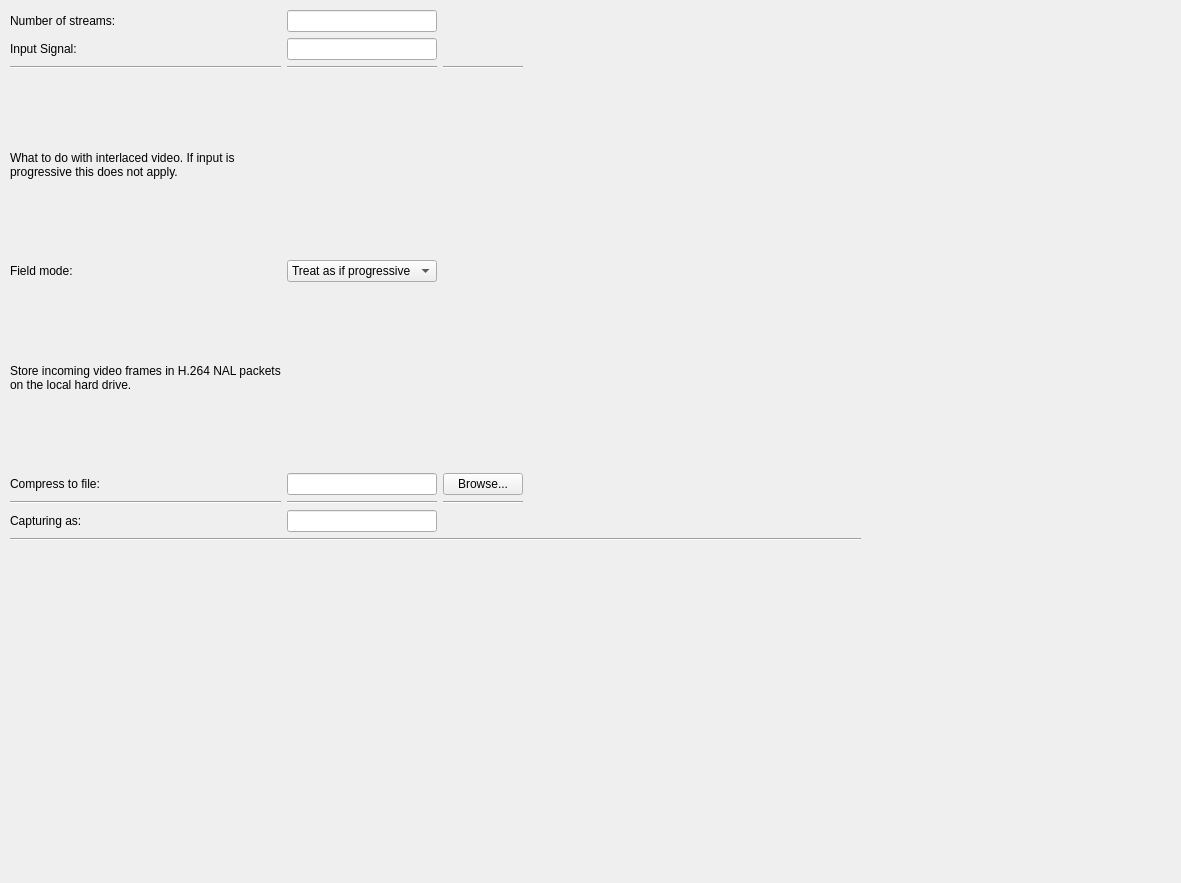
Above: Code/Gui/MITK/Modules/niftkNVidiaGui/ToolsGui/QmitkIGINVidiaDataSourceGui.ui from NifTK/NifTK before the change. Below: the same form after it.
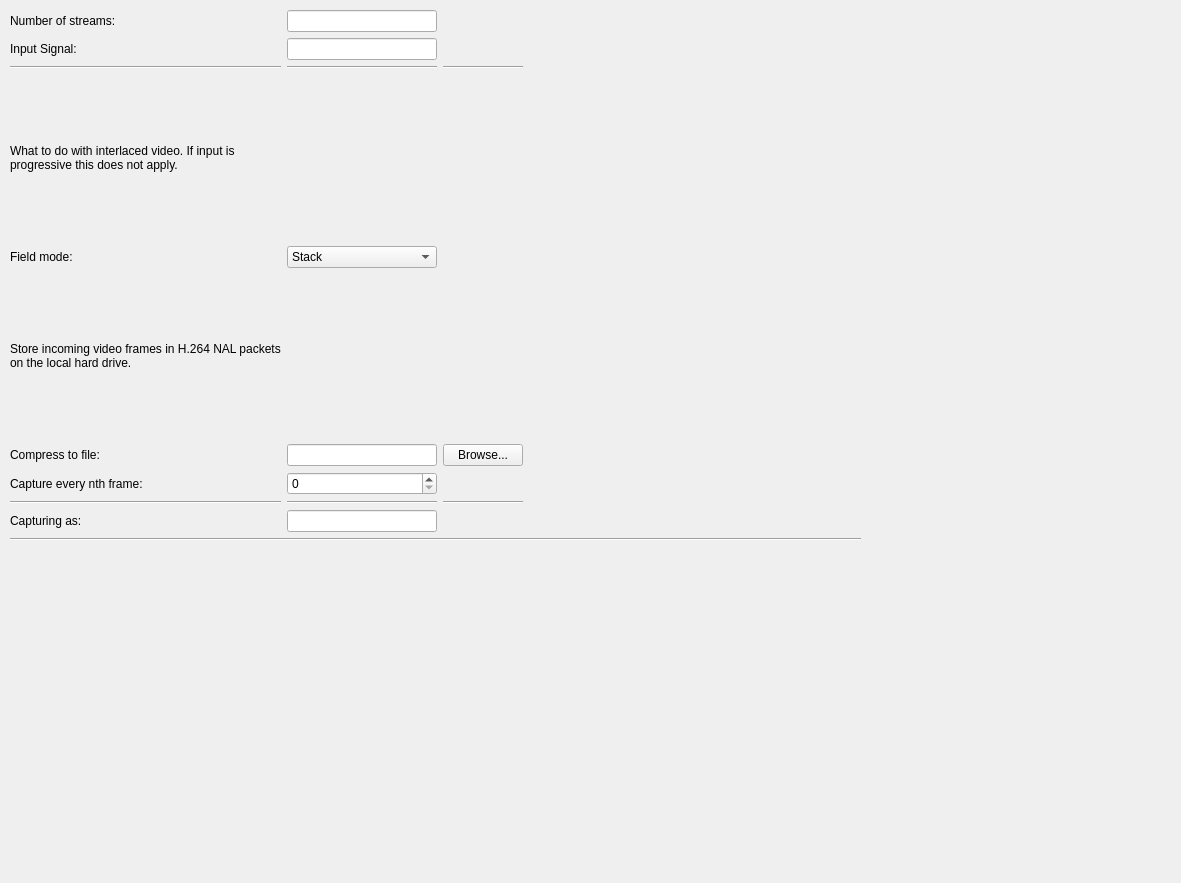
That is the form after the change.

Commit message: Bug #2094: use the new opencv converter bits that came with bug 2128

```diff
--- a/Code/Gui/MITK/Modules/niftkNVidiaGui/ToolsGui/QmitkIGINVidiaDataSourceGui.ui
+++ b/Code/Gui/MITK/Modules/niftkNVidiaGui/ToolsGui/QmitkIGINVidiaDataSourceGui.ui
@@ -28,7 +28,7 @@
     </property>
     <item>
      <layout class="QGridLayout" name="gridLayout">
-      <item row="7" column="0">
+      <item row="8" column="0">
        <widget class="Line" name="line_4">
         <property name="orientation">
          <enum>Qt::Horizontal</enum>
@@ -58,7 +58,7 @@
         </property>
        </widget>
       </item>
-      <item row="7" column="1">
+      <item row="8" column="1">
        <widget class="Line" name="line_5">
         <property name="orientation">
          <enum>Qt::Horizontal</enum>
@@ -67,6 +67,11 @@
       </item>
       <item row="4" column="1">
        <widget class="QComboBox" name="comboBox">
+        <item>
+         <property name="text">
+          <string extracomment="Both fields are stacked on top of each other.">Stack</string>
+         </property>
+        </item>
         <item>
          <property name="text">
           <string extracomment="Interlaced video is treated as progressive.">Treat as if progressive</string>
@@ -77,11 +82,6 @@
           <string extracomment="One field of the video is discarded, reducing the effective vertical resolution.">Drop one field</string>
          </property>
         </item>
-        <item>
-         <property name="text">
-          <string extracomment="Both fields are stacked on top of each other.">Stack</string>
-         </property>
-        </item>
        </widget>
       </item>
       <item row="2" column="2">
@@ -188,21 +188,21 @@
         </property>
        </widget>
       </item>
-      <item row="7" column="2">
+      <item row="8" column="2">
        <widget class="Line" name="line_6">
         <property name="orientation">
          <enum>Qt::Horizontal</enum>
         </property>
        </widget>
       </item>
-      <item row="8" column="0">
+      <item row="9" column="0">
        <widget class="QLabel" name="label_7">
         <property name="text">
          <string>Capturing as:</string>
         </property>
        </widget>
       </item>
-      <item row="8" column="1">
+      <item row="9" column="1">
        <widget class="QLineEdit" name="actualcaptureformat_tb">
         <property name="sizePolicy">
          <sizepolicy hsizetype="Preferred" vsizetype="Fixed">
@@ -228,6 +228,16 @@
         </property>
        </spacer>
       </item>
+      <item row="7" column="0">
+       <widget class="QLabel" name="label_8">
+        <property name="text">
+         <string>Capture every nth frame:</string>
+        </property>
+       </widget>
+      </item>
+      <item row="7" column="1">
+       <widget class="QSpinBox" name="spinBox"/>
+      </item>
      </layout>
     </item>
     <item>
```
The commit also changes 2 other files.
